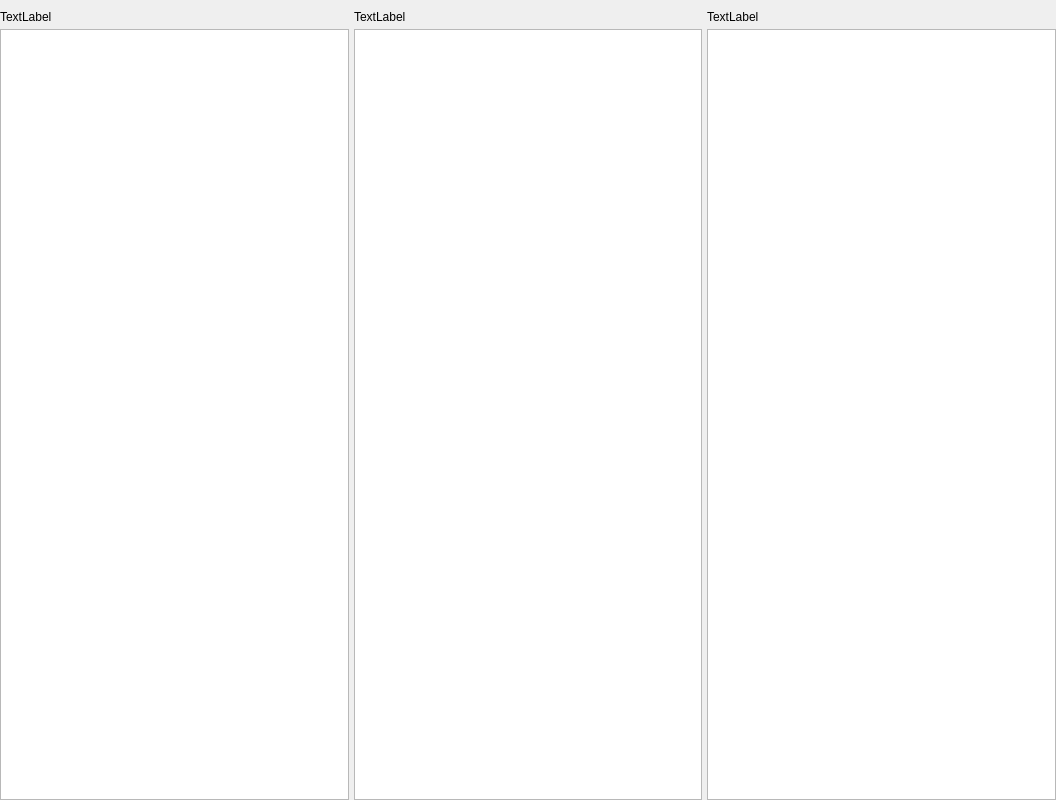
This is ui/sources/page_pindah_kelas.ui in asjach/db_app as Qt 5 draws it before an edit. The edited form follows.
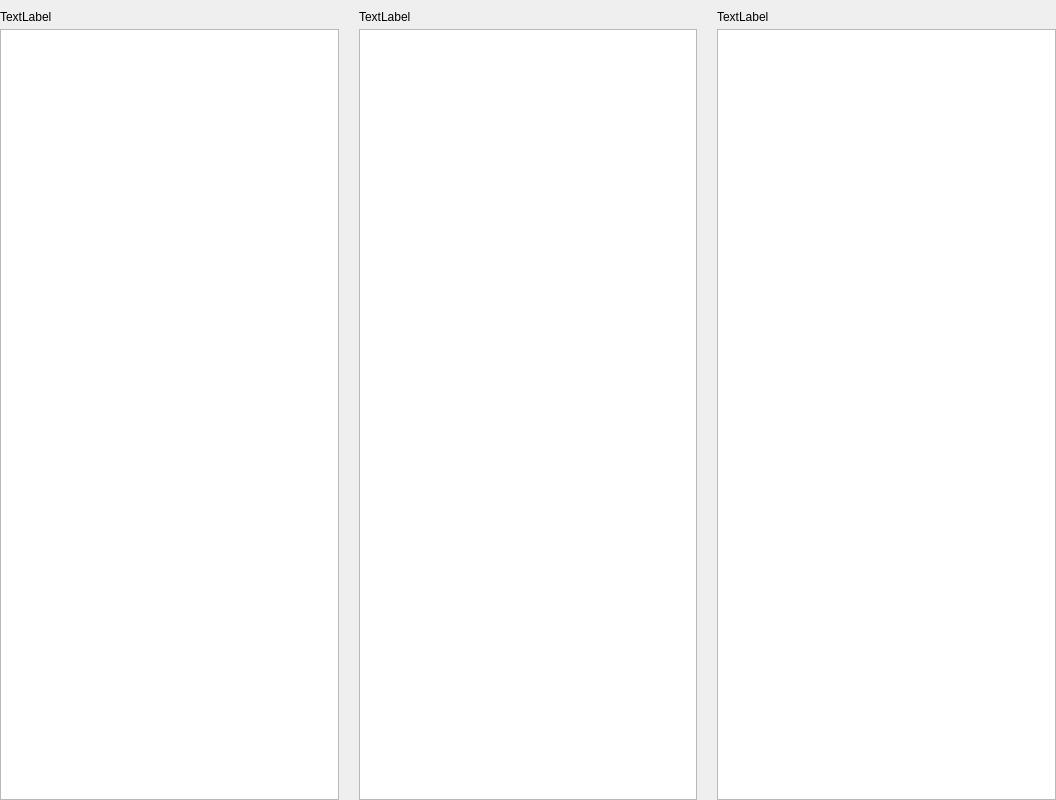
This is the edited form.

The edit to the form file:
```diff
--- a/ui/sources/page_pindah_kelas.ui
+++ b/ui/sources/page_pindah_kelas.ui
@@ -26,7 +26,10 @@
    <property name="bottomMargin">
     <number>0</number>
    </property>
-   <property name="spacing">
+   <property name="horizontalSpacing">
+    <number>20</number>
+   </property>
+   <property name="verticalSpacing">
     <number>5</number>
    </property>
    <item row="0" column="1">
@@ -64,7 +67,11 @@
        </widget>
       </item>
       <item row="1" column="0">
-       <widget class="QTableWidget" name="tbl_b"/>
+       <widget class="QTableWidget" name="tbl_b">
+        <attribute name="verticalHeaderVisible">
+         <bool>false</bool>
+        </attribute>
+       </widget>
       </item>
      </layout>
     </widget>
@@ -104,7 +111,11 @@
        </widget>
       </item>
       <item row="1" column="0">
-       <widget class="QTableWidget" name="tbl_c"/>
+       <widget class="QTableWidget" name="tbl_c">
+        <attribute name="verticalHeaderVisible">
+         <bool>false</bool>
+        </attribute>
+       </widget>
       </item>
      </layout>
     </widget>
@@ -144,7 +155,11 @@
        </widget>
       </item>
       <item row="1" column="0">
-       <widget class="QTableWidget" name="tbl_a"/>
+       <widget class="QTableWidget" name="tbl_a">
+        <attribute name="verticalHeaderVisible">
+         <bool>false</bool>
+        </attribute>
+       </widget>
       </item>
      </layout>
     </widget>
```
